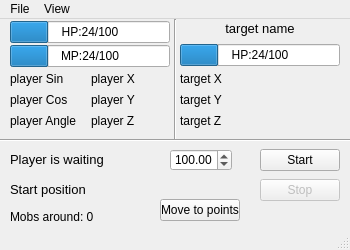
Old version of the form autoage.ui in the repository Unknown0156/Autoage.
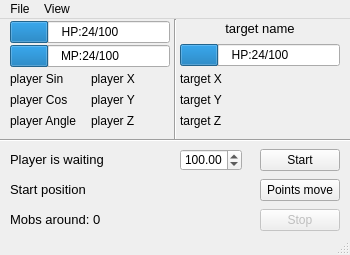
New version of the form.

```diff
--- a/autoage.ui
+++ b/autoage.ui
@@ -7,7 +7,7 @@
     <x>0</x>
     <y>0</y>
     <width>350</width>
-    <height>250</height>
+    <height>255</height>
    </rect>
   </property>
   <property name="windowTitle">
@@ -34,7 +34,7 @@
     <property name="geometry">
      <rect>
       <x>260</x>
-      <y>160</y>
+      <y>190</y>
       <width>80</width>
       <height>22</height>
      </rect>
@@ -336,7 +336,7 @@
      <rect>
       <x>10</x>
       <y>160</y>
-      <width>241</width>
+      <width>240</width>
       <height>20</height>
      </rect>
     </property>
@@ -354,13 +354,13 @@
      <rect>
       <x>10</x>
       <y>190</y>
-      <width>251</width>
-      <height>16</height>
+      <width>240</width>
+      <height>20</height>
      </rect>
     </property>
     <property name="font">
      <font>
-      <pointsize>9</pointsize>
+      <pointsize>10</pointsize>
      </font>
     </property>
     <property name="text">
@@ -370,14 +370,14 @@
    <widget class="QDoubleSpinBox" name="farmRange">
     <property name="geometry">
      <rect>
-      <x>170</x>
+      <x>180</x>
       <y>130</y>
       <width>62</width>
       <height>22</height>
      </rect>
     </property>
     <property name="maximum">
-     <double>9999.000000000000000</double>
+     <double>999.000000000000000</double>
     </property>
     <property name="value">
      <double>100.000000000000000</double>
@@ -386,14 +386,14 @@
    <widget class="QPushButton" name="pointsMove">
     <property name="geometry">
      <rect>
-      <x>160</x>
-      <y>180</y>
+      <x>260</x>
+      <y>160</y>
       <width>80</width>
       <height>22</height>
      </rect>
     </property>
     <property name="text">
-     <string>Move to points</string>
+     <string>Points move</string>
     </property>
    </widget>
   </widget>
```
Left out of the diff: 2 changed lines with no effect on the pictures.
